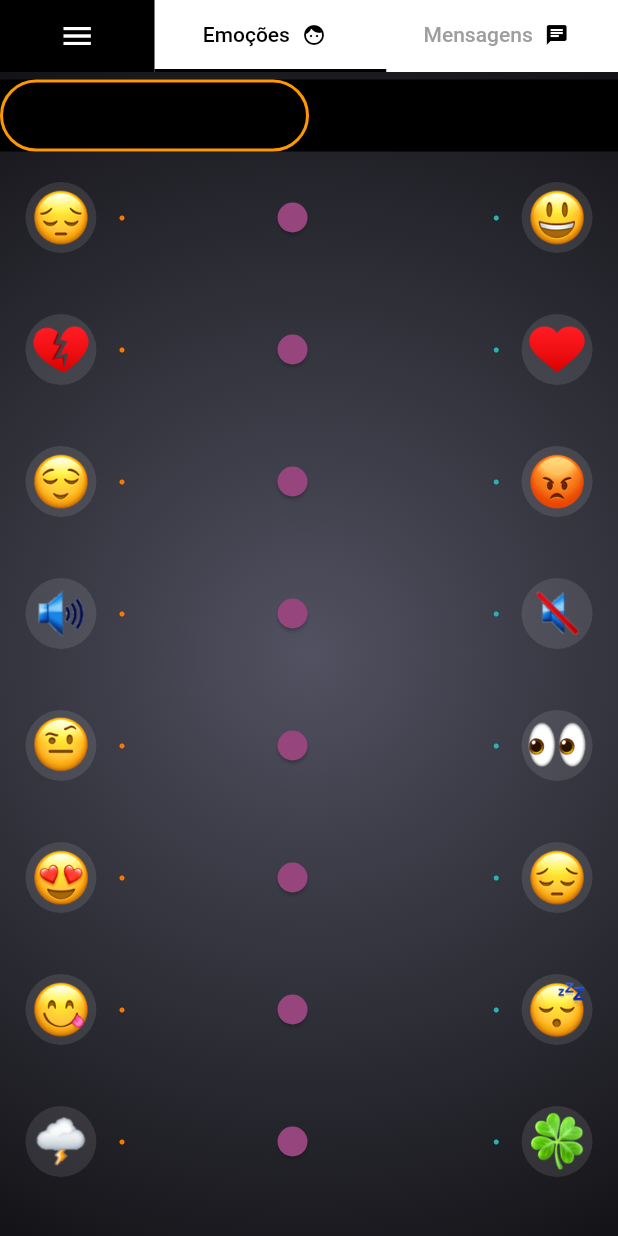
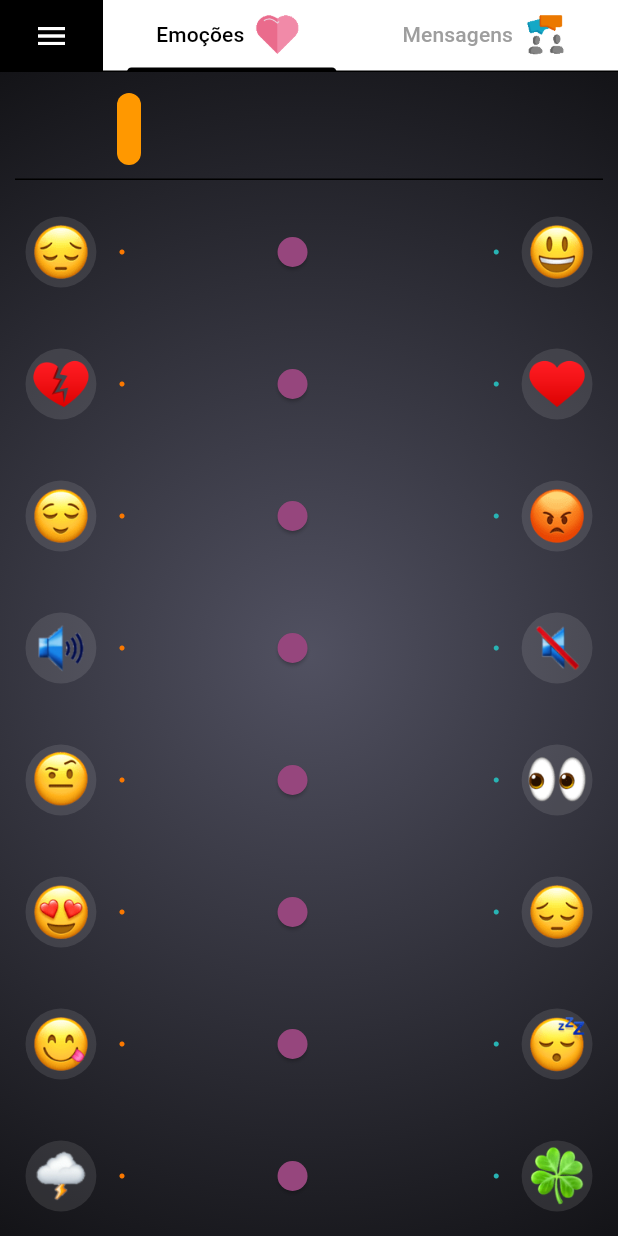
Before and after one commit to DiegoKenko/sunrise, a Flutter app: the RelationshipScreen screen opened directly, on a phone screen of 412 x 824 dp. Run offline on Flutter 3.47's test engine with Material 2 defaults, Android fonts, the phone set to English and light mode, and no system bars; our stand-ins replace bloc, cloud_firestore, expandable, firebase_auth, firebase_core, firebase_messaging and 6 more; accounts and stored records are empty; Roboto replaces fonts that are missing (Sono).

Commit message:
bug fixes. melhorias gerais

```diff
--- a/lib/application/screens/screen_relationship.dart
+++ b/lib/application/screens/screen_relationship.dart
@@ -1,5 +1,6 @@
 import 'package:flutter/material.dart';
 import 'package:flutter_bloc/flutter_bloc.dart';
+import 'package:sunrise/application/components/drawer_sunrise.dart';
 import 'package:sunrise/application/components/tab_chat.dart';
 import 'package:sunrise/application/components/tab_mood.dart';
 import 'package:sunrise/application/styles.dart';
@@ -32,37 +33,7 @@ class _RelationshipScreenState extends State<RelationshipScreen>
         child: Scaffold(
           backgroundColor: Colors.white,
           key: _key,
-          drawer: Drawer(
-            backgroundColor: Colors.black.withOpacity(0.7),
-            child: Column(
-              mainAxisAlignment: MainAxisAlignment.spaceBetween,
-              children: [
-                const DrawerHeader(
-                  child: Text(
-                    'Sunrise',
-                    style: TextStyle(
-                      color: Colors.white,
-                      fontSize: 24,
-                    ),
-                  ),
-                ),
-                ListTile(
-                  title: const Text(
-                    'Sair',
-                    style: TextStyle(
-                      color: Colors.white,
-                      fontSize: 18,
-                    ),
-                  ),
-                  onTap: () {
-                    Navigator.of(context).pushReplacementNamed(
-                      '/login',
-                    );
-                  },
-                ),
-              ],
-            ),
-          ),
+          drawer: const SunriseDrawer(),
           body: Column(
             children: [
               Row(
@@ -83,7 +54,7 @@ class _RelationshipScreenState extends State<RelationshipScreen>
                     ),
                   ),
                   Expanded(
-                    flex: 3,
+                    flex: 5,
                     child: TabBar(
                       indicatorColor: Colors.black,
                       controller: _tabController,
@@ -92,16 +63,16 @@ class _RelationshipScreenState extends State<RelationshipScreen>
                           child: Row(
                             mainAxisAlignment: MainAxisAlignment.center,
                             crossAxisAlignment: CrossAxisAlignment.center,
-                            children: const [
-                              Text(
+                            children: [
+                              const Text(
                                 'Emoções',
                               ),
                               Padding(
-                                padding: EdgeInsets.all(8.0),
-                                child: Icon(
-                                  Icons.face,
-                                  color: Colors.black,
-                                  size: 16,
+                                padding: const EdgeInsets.only(left: 2),
+                                child: Image.asset(
+                                  'assets/emotions_icon.gif',
+                                  width: 40,
+                                  height: 40,
                                 ),
                               ),
                             ],
@@ -111,16 +82,16 @@ class _RelationshipScreenState extends State<RelationshipScreen>
                           child: Row(
                             mainAxisAlignment: MainAxisAlignment.center,
                             crossAxisAlignment: CrossAxisAlignment.center,
-                            children: const [
-                              Text(
+                            children: [
+                              const Text(
                                 'Mensagens',
                               ),
                               Padding(
-                                padding: EdgeInsets.all(8.0),
-                                child: Icon(
-                                  Icons.chat,
-                                  color: Colors.black,
-                                  size: 16,
+                                padding: const EdgeInsets.only(left: 2),
+                                child: Image.asset(
+                                  'assets/chat_icon.gif',
+                                  width: 40,
+                                  height: 40,
                                 ),
                               ),
                             ],
@@ -181,37 +152,39 @@ class _MoodRelationshipState extends State<MoodRelationship>
       child: Column(
         children: [
           Padding(
-            padding: const EdgeInsets.only(top: 5),
-            child: DecoratedBox(
-              decoration: const BoxDecoration(
-                color: Colors.black,
-              ),
+            padding: const EdgeInsets.symmetric(vertical: 4.0, horizontal: 10),
             child: TabBar(
+              isScrollable: true,
               labelColor: Colors.white,
               labelStyle: const TextStyle(
                 fontSize: 15,
               ),
+              padding: const EdgeInsets.symmetric(vertical: 10),
               indicator: BoxDecoration(
-                  color: Colors.black,
-                  border: Border.all(color: Colors.orange, width: 2),
-                  borderRadius: BorderRadius.circular(30),
+                color: Colors.orange,
+                borderRadius: BorderRadius.circular(15),
               ),
               tabs: [
                 Tab(
+                  child: Padding(
+                    padding: const EdgeInsets.all(8.0),
                     child: Text(
                       state.lobby.lovers[0].name,
                       style: kTextLoverRelationshipStyle,
                     ),
                   ),
+                ),
                 Tab(
+                  child: Padding(
+                    padding: const EdgeInsets.all(8.0),
                     child: Text(
                       state.lobby.lovers[1].name,
                       style: kTextLoverRelationshipStyle,
                     ),
+                  ),
                 )
               ],
               controller: _tabController,
-              ),
             ),
           ),
           Expanded(
--- a/lib/application/styles.dart
+++ b/lib/application/styles.dart
@@ -7,7 +7,21 @@ const kTextLobbyStyle = TextStyle(
   color: kPrimaryColor,
 );
 
+const kPrimarySwatch = MaterialColor(100, {
+  50: Color(0xFFEB7900),
+  100: Color(0xFFEB7900),
+  200: Color(0xFFEB7900),
+  300: Color(0xFFEB7900),
+  400: Color(0xFFEB7900),
+  500: Color(0xFFEB7900),
+  600: Color(0xFFEB7900),
+  700: Color(0xFFEB7900),
+  800: Color(0xFFEB7900),
+  900: Color(0xFFEB7900),
+});
 const kPrimaryColor = Color(0xFFEB7900);
+
+const k2LevelColor = Color(0xFF16a9c7);
 
 const kTextLoverLobbyStyle = TextStyle(
   fontSize: 18.0,
--- a/lib/domain/bloc_chat.dart
+++ b/lib/domain/bloc_chat.dart
@@ -53,8 +53,4 @@ class ChatBloc extends Bloc<ChatEvent, ChatState> {
       );
     });
   }
-
-  Future<void> sendPushMessage(ChatMessage message, Lover toLover) async {
-    toLover = await DataProviderLover().get(toLover.id);
-  }
 }
--- a/lib/domain/bloc_lobby.dart
+++ b/lib/domain/bloc_lobby.dart
@@ -97,8 +97,70 @@ class LobbyStateFailureNoRoom extends LobbyState {
 class LobbyBloc extends Bloc<LobbyEvent, LobbyState> {
   Stream streamLobby = const Stream.empty();
   LobbyBloc() : super(LobbyStateInitial()) {
-    on<LobbyEventJoin>(
-      (event, emit) async {
+    on<LobbyEventJoin>(_join);
+    on<LobbyEventLeave>(_leave);
+    on<LobbyEventCreate>(_onCreate);
+    on<LobbyEventLoad>(_onLoad);
+    on<LobbyEventWatch>(_watch);
+  }
+
+  FutureOr<void> _watch(event, emit) async {
+    if (state.lobby.id.isNotEmpty) {
+      streamLobby = DataProviderLobby().watch(state.lobby);
+      await emit.forEach(
+        streamLobby,
+        onData: (dataLobby) {
+          if (dataLobby.isFull()) {
+            return LobbyStateSucessReady(dataLobby);
+          } else {
+            return LobbyStateStandby(
+              dataLobby,
+            );
+          }
+        },
+      );
+    }
+  }
+
+  FutureOr<void> _onLoad(event, emit) async {
+    emit(LobbyStateLoading());
+    if (event.lobbyId.isEmpty) {
+      emit(LobbyStateInitial());
+    } else {
+      if (event.lover.lobbyId.isEmpty) {
+        Lobby lobby = await createLobby(event.lover);
+        emit(LobbyStateSucessNoReady(lobby));
+      } else {
+        Lobby lobby = await DataProviderLobby().get(event.lover.lobbyId);
+        emit(LobbyStateSucessNoReady(lobby));
+      }
+    }
+  }
+
+  FutureOr<void> _onCreate(event, emit) async {
+    emit(LobbyStateLoading());
+    Lobby lobby = await createLobby(event.lover);
+    emit(LobbyStateSucessNoReady(lobby));
+  }
+
+  FutureOr<void> _leave(event, emit) async {
+    // previous lobby
+    Lobby? lobby = state.lobby;
+    lobby.removeLover(event.lover);
+    if (lobby.isEmpty()) {
+      await DataProviderLobby().delete(lobby);
+    }
+    await DataProviderLobby().updateLobbyLover(lobby, event.lover);
+
+    // new lobby
+    Lobby newlobby = await createLobby(event.lover);
+    event.lover.lobbyId = newlobby.id;
+    await DataProviderLobby().updateLobbyLover(newlobby, event.lover);
+    streamLobby = const Stream.empty();
+    emit(LobbyStateSucessNoReady(newlobby));
+  }
+
+  FutureOr<void> _join(event, emit) async {
     if (event.lobbyId.isEmpty) {
       emit(LobbyStateFailureNoLobby());
       return;
@@ -128,69 +190,6 @@ class LobbyBloc extends Bloc<LobbyEvent, LobbyState> {
         );
       }
     }
-      },
-    );
-
-    on<LobbyEventLeave>(
-      (event, emit) async {
-        // previous lobby
-        Lobby? lobby = state.lobby;
-        lobby.removeLover(event.lover);
-        await DataProviderLobby().updateLobbyLover(lobby, event.lover);
-
-        // new lobby
-        Lobby newlobby = await createLobby(event.lover);
-        event.lover.lobbyId = newlobby.id;
-        await DataProviderLobby().updateLobbyLover(newlobby, event.lover);
-        streamLobby = const Stream.empty();
-        emit(LobbyStateSucessNoReady(newlobby));
-      },
-    );
-
-    on<LobbyEventCreate>(
-      (event, emit) async {
-        emit(LobbyStateLoading());
-        Lobby lobby = await createLobby(event.lover);
-        emit(LobbyStateSucessNoReady(lobby));
-      },
-    );
-
-    on<LobbyEventLoad>(
-      (event, emit) async {
-        emit(LobbyStateLoading());
-        if (event.lobbyId.isEmpty) {
-          emit(LobbyStateInitial());
-        } else {
-          if (event.lover.lobbyId.isEmpty) {
-            Lobby lobby = await createLobby(event.lover);
-            emit(LobbyStateSucessNoReady(lobby));
-          } else {
-            Lobby lobby = await DataProviderLobby().get(event.lover.lobbyId);
-            emit(LobbyStateSucessNoReady(lobby));
-          }
-        }
-      },
-    );
-
-    on<LobbyEventWatch>(
-      (event, emit) async {
-        if (state.lobby.id.isNotEmpty) {
-          streamLobby = DataProviderLobby().watch(state.lobby);
-          await emit.forEach(
-            streamLobby,
-            onData: (dataLobby) {
-              if (dataLobby.isFull()) {
-                return LobbyStateSucessReady(dataLobby);
-              } else {
-                return LobbyStateStandby(
-                  dataLobby,
-                );
-              }
-            },
-          );
-        }
-      },
-    );
   }
 
   Future<Lobby> createLobby(Lover lover) async {
--- a/lib/model/model_lobby.dart
+++ b/lib/model/model_lobby.dart
@@ -102,10 +102,14 @@ class Lobby {
           Lover(
             id: json['lover1'] ?? '',
             name: json['lover1name'] ?? '',
+            photoURL: json['lover1photoURL'] ?? '',
+            email: json['lover1email'] ?? '',
           ),
           Lover(
             id: json['lover2'] ?? '',
             name: json['lover2name'] ?? '',
+            photoURL: json['lover2photoURL'] ?? '',
+            email: json['lover2email'] ?? '',
           ),
         ];
 
@@ -114,5 +118,9 @@ class Lobby {
         for (var i = 0; i < lovers.length; i++)
           'lover${i + 1}name': lovers[i].name,
         'simpleID': simpleId.toUpperCase(),
+        for (var i = 0; i < lovers.length; i++)
+          'lover${i + 1}photoURL': lovers[i].photoURL,
+        for (var i = 0; i < lovers.length; i++)
+          'lover${i + 1}email': lovers[i].email,
       };
 }
--- a/pubspec.yaml
+++ b/pubspec.yaml
@@ -20,6 +20,9 @@ dependencies:
   flutter_local_notifications: ^13.0.0
   http: ^0.13.5
   flutter_native_timezone: ^2.0.0
+  google_fonts: ^4.0.3
+  pay: ^1.1.0
+  firebase_crashlytics: ^3.0.15
 dev_dependencies:
   flutter_test:
     sdk: flutter
```
Also changed, not shown: lib/application/components/drawer_sunrise.dart (added, +73 -0 lines), lib/application/components/tab_chat.dart (+18 -13 lines), lib/application/screens/screen_lobby.dart (+13 -11 lines), lib/data/data_provider_lobby.dart (+14 -9 lines), lib/domain/firebase_messaging_service.dart (+13 -6 lines), lib/main.dart (+16 -0 lines), assets/chat_icon.gif (added), assets/emotions_icon.gif (added), assets/sun.png (added), lib/domain/cubit_chat.dart (deleted), lib/domain/cubit_emotion_feed.dart (deleted), lib/firebase_options.dart, pubspec.lock, 4 other files. Lines whose indentation alone changed are shown as unchanged.
